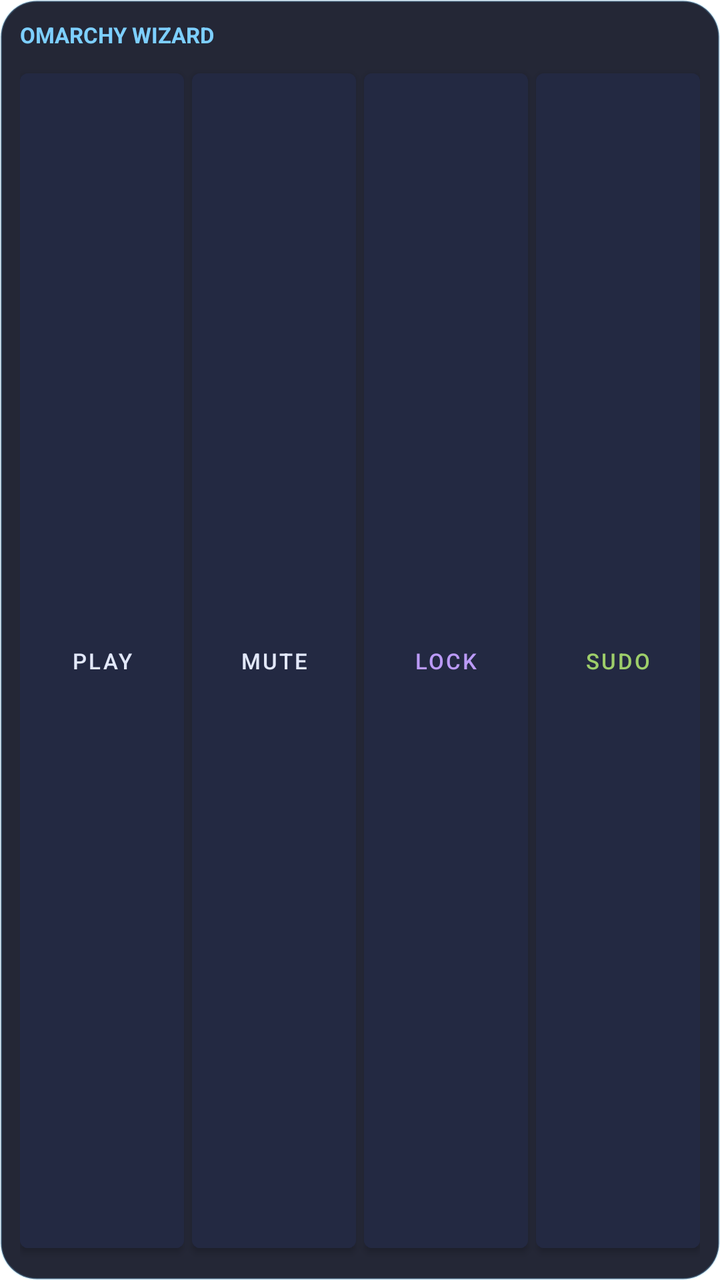
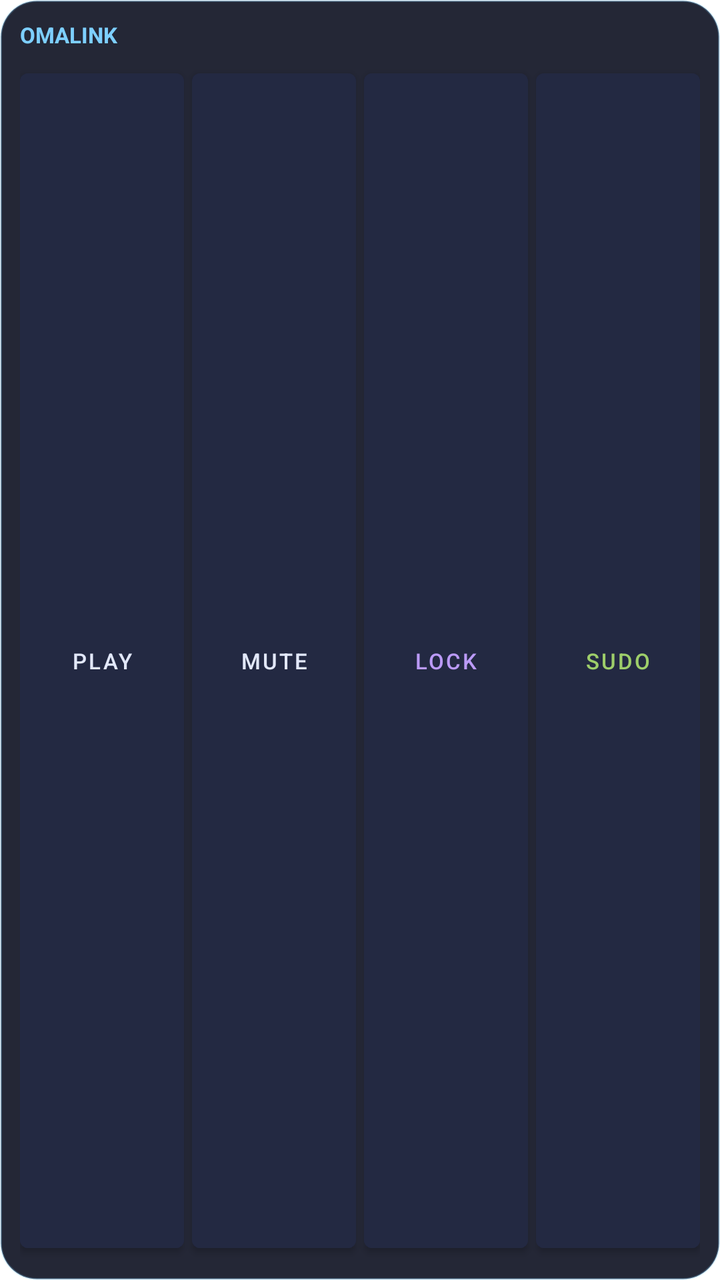

Before-and-after screenshots of an Android layout around one commit, followed by the original layout XML and the change that was made.
<!-- AndroidManifest.xml: fallback theme Theme.MaterialComponents.DayNight.NoActionBar -->
<!-- res/layout/wizard_widget.xml -->
<?xml version="1.0" encoding="utf-8"?>
<LinearLayout xmlns:android="http://schemas.android.com/apk/res/android"
    android:layout_width="match_parent"
    android:layout_height="match_parent"
    android:background="@drawable/wizard_widget_bg"
    android:orientation="vertical"
    android:padding="10dp">

    <TextView
        android:layout_width="match_parent"
        android:layout_height="wrap_content"
        android:text="OMARCHY WIZARD"
        android:textColor="#7DCFFF"
        android:textSize="11sp"
        android:textStyle="bold"
        android:paddingBottom="6dp" />

    <LinearLayout
        android:layout_width="match_parent"
        android:layout_height="0dp"
        android:layout_weight="1"
        android:orientation="horizontal">

        <Button
            android:id="@+id/btn_play"
            android:layout_width="0dp"
            android:layout_height="match_parent"
            android:layout_weight="1"
            android:layout_marginEnd="4dp"
            android:backgroundTint="#232942"
            android:text="Play"
            android:textColor="#E2E8FA"
            android:textSize="11sp" />

        <Button
            android:id="@+id/btn_mute"
            android:layout_width="0dp"
            android:layout_height="match_parent"
            android:layout_weight="1"
            android:layout_marginEnd="4dp"
            android:backgroundTint="#232942"
            android:text="Mute"
            android:textColor="#E2E8FA"
            android:textSize="11sp" />

        <Button
            android:id="@+id/btn_lock"
            android:layout_width="0dp"
            android:layout_height="match_parent"
            android:layout_weight="1"
            android:layout_marginEnd="4dp"
            android:backgroundTint="#232942"
            android:text="Lock"
            android:textColor="#BB9AF7"
            android:textSize="11sp" />

        <Button
            android:id="@+id/btn_sudo"
            android:layout_width="0dp"
            android:layout_height="match_parent"
            android:layout_weight="1"
            android:backgroundTint="#232942"
            android:text="Sudo"
            android:textColor="#9ECE6A"
            android:textSize="11sp" />
    </LinearLayout>
</LinearLayout>
<!-- resources referenced by this layout -->
<resources>
  <!-- drawable wizard_widget_bg (drawable) -->
  <?xml version="1.0" encoding="utf-8"?>
  <shape xmlns:android="http://schemas.android.com/apk/res/android"
      android:shape="rectangle">
      <solid android:color="#EE151828" />
      <stroke
          android:width="1dp"
          android:color="#407DCFFF" />
      <corners android:radius="18dp" />
  </shape>
</resources>

<!-- the commit's change to res/layout/wizard_widget.xml (unified diff, before → after) -->
@@ -9,7 +9,7 @@
     <TextView
         android:layout_width="match_parent"
         android:layout_height="wrap_content"
-        android:text="OMARCHY WIZARD"
+        android:text="OMALINK"
         android:textColor="#7DCFFF"
         android:textSize="11sp"
         android:textStyle="bold"
